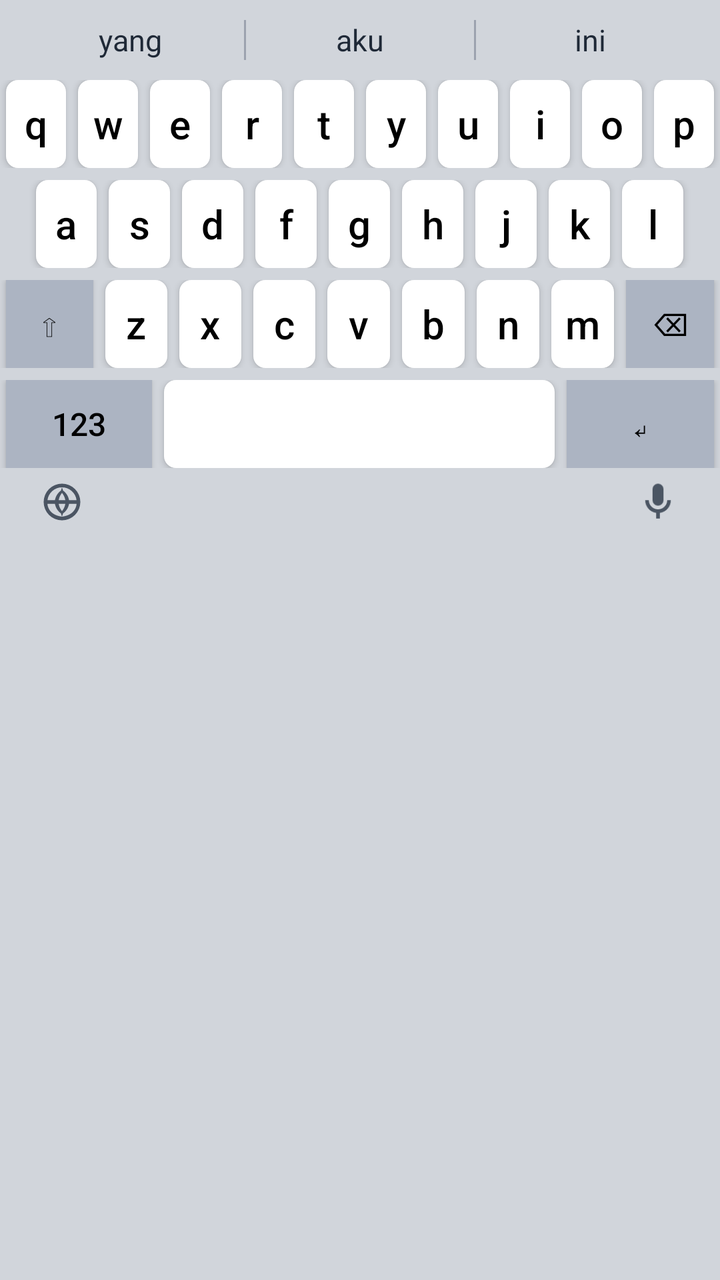
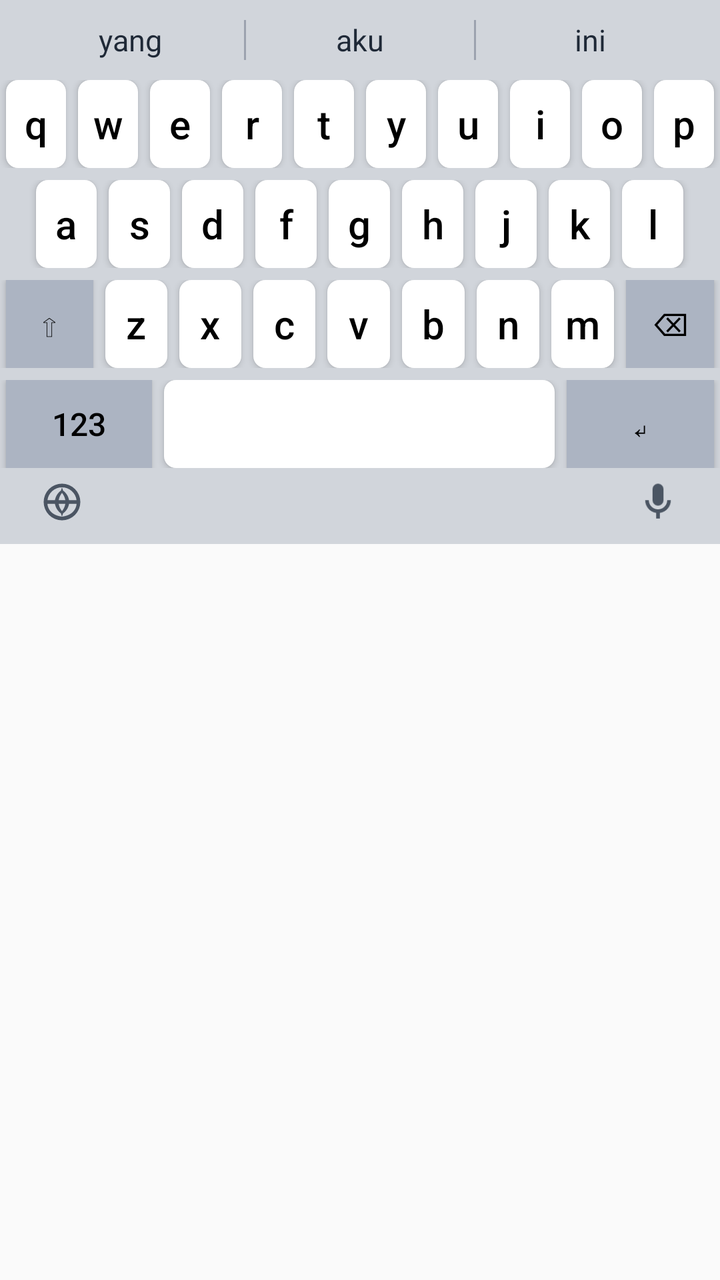

The first picture is an Android layout as it rendered before a commit; the second is the same layout after the commit. The layout source and the unified diff follow.
<!-- AndroidManifest.xml: application theme Theme.AppCompat.Light.NoActionBar -->
<!-- res/layout/main_keyboard.xml -->
<?xml version="1.0" encoding="utf-8"?>
<LinearLayout xmlns:android="http://schemas.android.com/apk/res/android"
    android:layout_width="match_parent"
    android:layout_height="wrap_content"
    android:background="#D1D5DB"
    android:orientation="vertical"
    android:paddingTop="2dp"
    android:paddingBottom="4dp">

    
    <LinearLayout
        android:id="@+id/suggestion_bar"
        android:layout_width="match_parent"
        android:layout_height="36dp"
        android:orientation="horizontal"
        android:paddingStart="8dp"
        android:paddingEnd="8dp">
        <TextView
            android:id="@+id/suggest_1"
            android:layout_width="0dp"
            android:layout_height="match_parent"
            android:layout_weight="1"
            android:gravity="center"
            android:textColor="#1F2937"
            android:textSize="15sp"
            android:text="yang"/>
        <View
            android:layout_width="1dp"
            android:layout_height="20dp"
            android:layout_gravity="center"
            android:background="#9CA3AF"/>
        <TextView
            android:id="@+id/suggest_2"
            android:layout_width="0dp"
            android:layout_height="match_parent"
            android:layout_weight="1"
            android:gravity="center"
            android:textColor="#1F2937"
            android:textSize="15sp"
            android:text="aku"/>
        <View
            android:layout_width="1dp"
            android:layout_height="20dp"
            android:layout_gravity="center"
            android:background="#9CA3AF"/>
        <TextView
            android:id="@+id/suggest_3"
            android:layout_width="0dp"
            android:layout_height="match_parent"
            android:layout_weight="1"
            android:gravity="center"
            android:textColor="#1F2937"
            android:textSize="15sp"
            android:text="ini"/>
    </LinearLayout>

    
    <LinearLayout
        android:layout_width="match_parent"
        android:layout_height="44dp"
        android:layout_marginTop="2dp"
        android:orientation="horizontal">
        <Button android:id="@+id/btn_q" style="@style/NauKeyStyle" android:text="q"/>
        <Button android:id="@+id/btn_w" style="@style/NauKeyStyle" android:text="w"/>
        <Button android:id="@+id/btn_e" style="@style/NauKeyStyle" android:text="e"/>
        <Button android:id="@+id/btn_r" style="@style/NauKeyStyle" android:text="r"/>
        <Button android:id="@+id/btn_t" style="@style/NauKeyStyle" android:text="t"/>
        <Button android:id="@+id/btn_y" style="@style/NauKeyStyle" android:text="y"/>
        <Button android:id="@+id/btn_u" style="@style/NauKeyStyle" android:text="u"/>
        <Button android:id="@+id/btn_i" style="@style/NauKeyStyle" android:text="i"/>
        <Button android:id="@+id/btn_o" style="@style/NauKeyStyle" android:text="o"/>
        <Button android:id="@+id/btn_p" style="@style/NauKeyStyle" android:text="p"/>
    </LinearLayout>

    
    <LinearLayout
        android:layout_width="match_parent"
        android:layout_height="44dp"
        android:layout_marginTop="6dp"
        android:orientation="horizontal">
        <View android:layout_width="0dp" android:layout_height="match_parent" android:layout_weight="0.5"/>
        <Button android:id="@+id/btn_a" style="@style/NauKeyStyle" android:text="a"/>
        <Button android:id="@+id/btn_s" style="@style/NauKeyStyle" android:text="s"/>
        <Button android:id="@+id/btn_d" style="@style/NauKeyStyle" android:text="d"/>
        <Button android:id="@+id/btn_f" style="@style/NauKeyStyle" android:text="f"/>
        <Button android:id="@+id/btn_g" style="@style/NauKeyStyle" android:text="g"/>
        <Button android:id="@+id/btn_h" style="@style/NauKeyStyle" android:text="h"/>
        <Button android:id="@+id/btn_j" style="@style/NauKeyStyle" android:text="j"/>
        <Button android:id="@+id/btn_k" style="@style/NauKeyStyle" android:text="k"/>
        <Button android:id="@+id/btn_l" style="@style/NauKeyStyle" android:text="l"/>
        <View android:layout_width="0dp" android:layout_height="match_parent" android:layout_weight="0.5"/>
    </LinearLayout>

    
    <LinearLayout
        android:layout_width="match_parent"
        android:layout_height="44dp"
        android:layout_marginTop="6dp"
        android:orientation="horizontal">
        <Button android:id="@+id/btn_shift" style="@style/NauSpecialKeyStyle" android:layout_weight="1.4" android:text="⇧"/>
        <Button android:id="@+id/btn_z" style="@style/NauKeyStyle" android:text="z"/>
        <Button android:id="@+id/btn_x" style="@style/NauKeyStyle" android:text="x"/>
        <Button android:id="@+id/btn_c" style="@style/NauKeyStyle" android:text="c"/>
        <Button android:id="@+id/btn_v" style="@style/NauKeyStyle" android:text="v"/>
        <Button android:id="@+id/btn_b" style="@style/NauKeyStyle" android:text="b"/>
        <Button android:id="@+id/btn_n" style="@style/NauKeyStyle" android:text="n"/>
        <Button android:id="@+id/btn_m" style="@style/NauKeyStyle" android:text="m"/>
        <Button android:id="@+id/btn_delete" style="@style/NauSpecialKeyStyle" android:layout_weight="1.4" android:text="⌫"/>
    </LinearLayout>

    
    <LinearLayout
        android:layout_width="match_parent"
        android:layout_height="44dp"
        android:layout_marginTop="6dp"
        android:orientation="horizontal">
        <Button android:id="@+id/btn_mode" style="@style/NauSpecialKeyStyle" android:layout_weight="1.5" android:text="123"/>
        <Button android:id="@+id/btn_space" style="@style/NauKeyStyle" android:layout_weight="4" android:text=""/>
        <Button android:id="@+id/btn_enter" style="@style/NauSpecialKeyStyle" android:layout_weight="1.5" android:text="↵"/>
    </LinearLayout>

    
    <RelativeLayout
        android:layout_width="match_parent"
        android:layout_height="34dp"
        android:paddingStart="20dp"
        android:paddingEnd="20dp">
        <ImageView
            android:id="@+id/btn_emoji"
            android:layout_width="22dp"
            android:layout_height="22dp"
            android:layout_alignParentStart="true"
            android:layout_centerVertical="true"
            android:clickable="true"
            android:focusable="true"
            android:src="@drawable/ic_ios_globe"/>
        <ImageView
            android:id="@+id/btn_mic"
            android:layout_width="22dp"
            android:layout_height="22dp"
            android:layout_alignParentEnd="true"
            android:layout_centerVertical="true"
            android:clickable="true"
            android:focusable="true"
            android:src="@drawable/ic_ios_mic"/>
    </RelativeLayout>
</LinearLayout>
<!-- resources referenced by this layout -->
<resources>
  <!-- drawable ic_ios_globe (drawable) -->
  <vector xmlns:android="http://schemas.android.com/apk/res/android"
      android:width="20dp"
      android:height="20dp"
      android:viewportWidth="24"
      android:viewportHeight="24">
    <path
        android:fillColor="#FF4B5563"
        android:pathData="M12,2A10,10 0 0,0 2,12A10,10 0 0,0 12,22A10,10 0 0,0 22,12A10,10 0 0,0 12,2M12,4A8,8 0 0,1 19.93,11H15.84C15.5,8.87 14.28,7.03 12.6,5.81C12.4,5.21 12.2,4.6 12,4M12,4C11.8,4.6 11.6,5.21 11.4,5.81C9.72,7.03 8.5,8.87 8.16,11H4.07A8,8 0 0,1 12,4M4.07,13H8.16C8.5,15.13 9.72,16.97 11.4,18.19C11.6,18.79 11.8,19.4 12,20C4.07,19 4.07,13 4.07,13M12,20C12.2,19.4 12.4,18.79 12.6,18.19C14.28,16.97 15.5,15.13 15.84,13H19.93C19.93,13 19.93,19 12,20M10.18,11C10.47,9.37 11.2,8 12,7C12.8,8 13.53,9.37 13.82,11H10.18M10.18,13H13.82C13.53,14.63 12.8,16 12,17C11.2,16 10.47,14.63 10.18,13Z"/>
  </vector>
  <!-- drawable ic_ios_mic (drawable) -->
  <vector xmlns:android="http://schemas.android.com/apk/res/android"
      android:width="20dp"
      android:height="20dp"
      android:viewportWidth="24"
      android:viewportHeight="24">
    <path
        android:fillColor="#FF4B5563"
        android:pathData="M12,2A3,3 0 0,0 9,5V11A3,3 0 0,0 12,14A3,3 0 0,0 15,11V5A3,3 0 0,0 12,2M19,11C19,14.53 16.39,17.44 13,17.93V21H11V17.93C7.61,17.44 5,14.53 5,11H7A5,5 0 0,0 12,16A5,5 0 0,0 17,11H19Z"/>
  </vector>
  <style name="NauKeyStyle">
          <item name="android:layout_width">0dp</item>
          <item name="android:layout_height">match_parent</item>
          <item name="android:layout_weight">1</item>
          <item name="android:layout_marginLeft">3dp</item>
          <item name="android:layout_marginRight">3dp</item>
          <item name="android:background">@drawable/key_bg</item>
          <item name="android:textColor">#000000</item>
          <item name="android:textSize">20sp</item>
          <item name="android:textStyle">normal</item>
          <item name="android:textAllCaps">false</item>
          <item name="android:gravity">center</item>
      </style>
  <style name="NauSpecialKeyStyle" parent="NauKeyStyle">
          <item name="android:background">#ACB4C2</item>
          <item name="android:textSize">16sp</item>
      </style>
  <!-- drawable key_bg (drawable) -->
  <?xml version="1.0" encoding="utf-8"?>
  <selector xmlns:android="http://schemas.android.com/apk/res/android">
      
      <item android:state_pressed="true">
          <shape android:shape="rectangle">
              <solid android:color="#B3B9C4" />
              <corners android:radius="6dp" />
          </shape>
      </item>
      
      <item>
          <shape android:shape="rectangle">
              <solid android:color="#FFFFFF" />
              <corners android:radius="6dp" />
          </shape>
      </item>
  </selector>
</resources>

<!-- the commit's change to res/layout/main_keyboard.xml (unified diff, before → after) -->
@@ -1,147 +1,206 @@
+<?xml version="1.0" encoding="utf-8"?>
+<FrameLayout xmlns:android="http://schemas.android.com/apk/res/android"
+    android:layout_width="match_parent"
+    android:layout_height="wrap_content">
+
+    
+    <LinearLayout
+        android:id="@+id/layout_main_keyboard"
+        android:layout_width="match_parent"
+        android:layout_height="wrap_content"
+        android:background="#D1D5DB"
+        android:orientation="vertical"
+        android:paddingTop="2dp"
+        android:paddingBottom="4dp">
+
+        
+        <LinearLayout
+            android:id="@+id/suggestion_bar"
+            android:layout_width="match_parent"
+            android:layout_height="36dp"
+            android:orientation="horizontal"
+            android:paddingStart="8dp"
+            android:paddingEnd="8dp">
+            <TextView
+                android:id="@+id/suggest_1"
+                android:layout_width="0dp"
+                android:layout_height="match_parent"
+                android:layout_weight="1"
+                android:gravity="center"
+                android:textColor="#1F2937"
+                android:textSize="15sp"
+                android:text="yang"/>
+            <View
+                android:layout_width="1dp"
+                android:layout_height="20dp"
+                android:layout_gravity="center"
+                android:background="#9CA3AF"/>
+            <TextView
+                android:id="@+id/suggest_2"
+                android:layout_width="0dp"
+                android:layout_height="match_parent"
+                android:layout_weight="1"
+                android:gravity="center"
+                android:textColor="#1F2937"
+                android:textSize="15sp"
+                android:text="aku"/>
+            <View
+                android:layout_width="1dp"
+                android:layout_height="20dp"
+                android:layout_gravity="center"
+                android:background="#9CA3AF"/>
+            <TextView
+                android:id="@+id/suggest_3"
+                android:layout_width="0dp"
+                android:layout_height="match_parent"
+                android:layout_weight="1"
+                android:gravity="center"
+                android:textColor="#1F2937"
+                android:textSize="15sp"
+                android:text="ini"/>
+        </LinearLayout>
+
+        
+        <LinearLayout
+            android:layout_width="match_parent"
+            android:layout_height="44dp"
+            android:layout_marginTop="2dp"
+            android:orientation="horizontal">
+            <Button android:id="@+id/btn_q" style="@style/NauKeyStyle" android:text="q"/>
+            <Button android:id="@+id/btn_w" style="@style/NauKeyStyle" android:text="w"/>
+            <Button android:id="@+id/btn_e" style="@style/NauKeyStyle" android:text="e"/>
+            <Button android:id="@+id/btn_r" style="@style/NauKeyStyle" android:text="r"/>
+            <Button android:id="@+id/btn_t" style="@style/NauKeyStyle" android:text="t"/>
+            <Button android:id="@+id/btn_y" style="@style/NauKeyStyle" android:text="y"/>
+            <Button android:id="@+id/btn_u" style="@style/NauKeyStyle" android:text="u"/>
+            <Button android:id="@+id/btn_i" style="@style/NauKeyStyle" android:text="i"/>
+            <Button android:id="@+id/btn_o" style="@style/NauKeyStyle" android:text="o"/>
+            <Button android:id="@+id/btn_p" style="@style/NauKeyStyle" android:text="p"/>
+        </LinearLayout>
+
+        
+        <LinearLayout
+            android:layout_width="match_parent"
+            android:layout_height="44dp"
+            android:layout_marginTop="6dp"
+            android:orientation="horizontal">
+            <View android:layout_width="0dp" android:layout_height="match_parent" android:layout_weight="0.5"/>
+            <Button android:id="@+id/btn_a" style="@style/NauKeyStyle" android:text="a"/>
+            <Button android:id="@+id/btn_s" style="@style/NauKeyStyle" android:text="s"/>
+            <Button android:id="@+id/btn_d" style="@style/NauKeyStyle" android:text="d"/>
+            <Button android:id="@+id/btn_f" style="@style/NauKeyStyle" android:text="f"/>
+            <Button android:id="@+id/btn_g" style="@style/NauKeyStyle" android:text="g"/>
+            <Button android:id="@+id/btn_h" style="@style/NauKeyStyle" android:text="h"/>
+            <Button android:id="@+id/btn_j" style="@style/NauKeyStyle" android:text="j"/>
+            <Button android:id="@+id/btn_k" style="@style/NauKeyStyle" android:text="k"/>
+            <Button android:id="@+id/btn_l" style="@style/NauKeyStyle" android:text="l"/>
+            <View android:layout_width="0dp" android:layout_height="match_parent" android:layout_weight="0.5"/>
+        </LinearLayout>
+
+        
+        <LinearLayout
+            android:layout_width="match_parent"
+            android:layout_height="44dp"
+            android:layout_marginTop="6dp"
+            android:orientation="horizontal">
+            <Button android:id="@+id/btn_shift" style="@style/NauSpecialKeyStyle" android:layout_weight="1.4" android:text="⇧"/>
+            <Button android:id="@+id/btn_z" style="@style/NauKeyStyle" android:text="z"/>
+            <Button android:id="@+id/btn_x" style="@style/NauKeyStyle" android:text="x"/>
+            <Button android:id="@+id/btn_c" style="@style/NauKeyStyle" android:text="c"/>
+            <Button android:id="@+id/btn_v" style="@style/NauKeyStyle" android:text="v"/>
+            <Button android:id="@+id/btn_b" style="@style/NauKeyStyle" android:text="b"/>
+            <Button android:id="@+id/btn_n" style="@style/NauKeyStyle" android:text="n"/>
+            <Button android:id="@+id/btn_m" style="@style/NauKeyStyle" android:text="m"/>
+            <Button android:id="@+id/btn_delete" style="@style/NauSpecialKeyStyle" android:layout_weight="1.4" android:text="⌫"/>
+        </LinearLayout>
+
+        
+        <LinearLayout
+            android:layout_width="match_parent"
+            android:layout_height="44dp"
+            android:layout_marginTop="6dp"
+            android:orientation="horizontal">
+            <Button android:id="@+id/btn_mode" style="@style/NauSpecialKeyStyle" android:layout_weight="1.5" android:text="123"/>
+            <Button android:id="@+id/btn_space" style="@style/NauKeyStyle" android:layout_weight="4" android:text=""/>
+            <Button android:id="@+id/btn_enter" style="@style/NauSpecialKeyStyle" android:layout_weight="1.5" android:text="↵"/>
+        </LinearLayout>
+
+        
+        <RelativeLayout
+            android:layout_width="match_parent"
+            android:layout_height="34dp"
+            android:paddingStart="20dp"
+            android:paddingEnd="20dp">
+            <ImageView
+                android:id="@+id/btn_emoji"
+                android:layout_width="22dp"
+                android:layout_height="22dp"
+                android:layout_alignParentStart="true"
+                android:layout_centerVertical="true"
+                android:clickable="true"
+                android:focusable="true"
+                android:src="@drawable/ic_ios_globe"/>
+            <ImageView
+                android:id="@+id/btn_mic"
+                android:layout_width="22dp"
+                android:layout_height="22dp"
+                android:layout_alignParentEnd="true"
+                android:layout_centerVertical="true"
+                android:clickable="true"
+                android:focusable="true"
+                android:src="@drawable/ic_ios_mic"/>
+        </RelativeLayout>
+    </LinearLayout>
+
+    
+    <include
+        android:id="@+id/layout_emoji_panel"
+        layout="@layout/emoji_panel"
+        android:visibility="gone"/>
+
+</FrameLayout>
+<!-- res/layout/emoji_panel.xml (included above) -->
 <?xml version="1.0" encoding="utf-8"?>
 <LinearLayout xmlns:android="http://schemas.android.com/apk/res/android"
     android:layout_width="match_parent"
-    android:layout_height="wrap_content"
+    android:layout_height="220dp"
     android:background="#D1D5DB"
     android:orientation="vertical"
-    android:paddingTop="2dp"
-    android:paddingBottom="4dp">
-
-    
-    <LinearLayout
-        android:id="@+id/suggestion_bar"
+    android:padding="8dp">
+
+    
+    <RelativeLayout
         android:layout_width="match_parent"
         android:layout_height="36dp"
-        android:orientation="horizontal"
         android:paddingStart="8dp"
         android:paddingEnd="8dp">
         <TextView
-            android:id="@+id/suggest_1"
-            android:layout_width="0dp"
-            android:layout_height="match_parent"
-            android:layout_weight="1"
-            android:gravity="center"
-            android:textColor="#1F2937"
-            android:textSize="15sp"
-            android:text="yang"/>
-        <View
-            android:layout_width="1dp"
-            android:layout_height="20dp"
-            android:layout_gravity="center"
-            android:background="#9CA3AF"/>
-        <TextView
-            android:id="@+id/suggest_2"
-            android:layout_width="0dp"
-            android:layout_height="match_parent"
-            android:layout_weight="1"
-            android:gravity="center"
-            android:textColor="#1F2937"
-            android:textSize="15sp"
-            android:text="aku"/>
-        <View
-            android:layout_width="1dp"
-            android:layout_height="20dp"
-            android:layout_gravity="center"
-            android:background="#9CA3AF"/>
-        <TextView
-            android:id="@+id/suggest_3"
-            android:layout_width="0dp"
-            android:layout_height="match_parent"
-            android:layout_weight="1"
-            android:gravity="center"
-            android:textColor="#1F2937"
-            android:textSize="15sp"
-            android:text="ini"/>
-    </LinearLayout>
-
-    
-    <LinearLayout
-        android:layout_width="match_parent"
-        android:layout_height="44dp"
-        android:layout_marginTop="2dp"
-        android:orientation="horizontal">
-        <Button android:id="@+id/btn_q" style="@style/NauKeyStyle" android:text="q"/>
-        <Button android:id="@+id/btn_w" style="@style/NauKeyStyle" android:text="w"/>
-        <Button android:id="@+id/btn_e" style="@style/NauKeyStyle" android:text="e"/>
-        <Button android:id="@+id/btn_r" style="@style/NauKeyStyle" android:text="r"/>
-        <Button android:id="@+id/btn_t" style="@style/NauKeyStyle" android:text="t"/>
-        <Button android:id="@+id/btn_y" style="@style/NauKeyStyle" android:text="y"/>
-        <Button android:id="@+id/btn_u" style="@style/NauKeyStyle" android:text="u"/>
-        <Button android:id="@+id/btn_i" style="@style/NauKeyStyle" android:text="i"/>
-        <Button android:id="@+id/btn_o" style="@style/NauKeyStyle" android:text="o"/>
-        <Button android:id="@+id/btn_p" style="@style/NauKeyStyle" android:text="p"/>
-    </LinearLayout>
-
-    
-    <LinearLayout
-        android:layout_width="match_parent"
-        android:layout_height="44dp"
-        android:layout_marginTop="6dp"
-        android:orientation="horizontal">
-        <View android:layout_width="0dp" android:layout_height="match_parent" android:layout_weight="0.5"/>
-        <Button android:id="@+id/btn_a" style="@style/NauKeyStyle" android:text="a"/>
-        <Button android:id="@+id/btn_s" style="@style/NauKeyStyle" android:text="s"/>
-        <Button android:id="@+id/btn_d" style="@style/NauKeyStyle" android:text="d"/>
-        <Button android:id="@+id/btn_f" style="@style/NauKeyStyle" android:text="f"/>
-        <Button android:id="@+id/btn_g" style="@style/NauKeyStyle" android:text="g"/>
-        <Button android:id="@+id/btn_h" style="@style/NauKeyStyle" android:text="h"/>
-        <Button android:id="@+id/btn_j" style="@style/NauKeyStyle" android:text="j"/>
-        <Button android:id="@+id/btn_k" style="@style/NauKeyStyle" android:text="k"/>
-        <Button android:id="@+id/btn_l" style="@style/NauKeyStyle" android:text="l"/>
-        <View android:layout_width="0dp" android:layout_height="match_parent" android:layout_weight="0.5"/>
-    </LinearLayout>
-
-    
-    <LinearLayout
-        android:layout_width="match_parent"
-        android:layout_height="44dp"
-        android:layout_marginTop="6dp"
-        android:orientation="horizontal">
-        <Button android:id="@+id/btn_shift" style="@style/NauSpecialKeyStyle" android:layout_weight="1.4" android:text="⇧"/>
-        <Button android:id="@+id/btn_z" style="@style/NauKeyStyle" android:text="z"/>
-        <Button android:id="@+id/btn_x" style="@style/NauKeyStyle" android:text="x"/>
-        <Button android:id="@+id/btn_c" style="@style/NauKeyStyle" android:text="c"/>
-        <Button android:id="@+id/btn_v" style="@style/NauKeyStyle" android:text="v"/>
-        <Button android:id="@+id/btn_b" style="@style/NauKeyStyle" android:text="b"/>
-        <Button android:id="@+id/btn_n" style="@style/NauKeyStyle" android:text="n"/>
-        <Button android:id="@+id/btn_m" style="@style/NauKeyStyle" android:text="m"/>
-        <Button android:id="@+id/btn_delete" style="@style/NauSpecialKeyStyle" android:layout_weight="1.4" android:text="⌫"/>
-    </LinearLayout>
-
-    
-    <LinearLayout
-        android:layout_width="match_parent"
-        android:layout_height="44dp"
-        android:layout_marginTop="6dp"
-        android:orientation="horizontal">
-        <Button android:id="@+id/btn_mode" style="@style/NauSpecialKeyStyle" android:layout_weight="1.5" android:text="123"/>
-        <Button android:id="@+id/btn_space" style="@style/NauKeyStyle" android:layout_weight="4" android:text=""/>
-        <Button android:id="@+id/btn_enter" style="@style/NauSpecialKeyStyle" android:layout_weight="1.5" android:text="↵"/>
-    </LinearLayout>
-
-    
-    <RelativeLayout
-        android:layout_width="match_parent"
-        android:layout_height="34dp"
-        android:paddingStart="20dp"
-        android:paddingEnd="20dp">
-        <ImageView
-            android:id="@+id/btn_emoji"
-            android:layout_width="22dp"
-            android:layout_height="22dp"
-            android:layout_alignParentStart="true"
+            android:layout_width="wrap_content"
+            android:layout_height="wrap_content"
             android:layout_centerVertical="true"
-            android:clickable="true"
-            android:focusable="true"
-            android:src="@drawable/ic_ios_globe"/>
-        <ImageView
-            android:id="@+id/btn_mic"
-            android:layout_width="22dp"
-            android:layout_height="22dp"
+            android:text="Sering Digunakan"
+            android:textColor="#4B5563"
+            android:textSize="13sp"
+            android:textStyle="bold"/>
+        <Button
+            android:id="@+id/btn_close_emoji"
+            style="@style/NauSpecialKeyStyle"
+            android:layout_width="50dp"
+            android:layout_height="30dp"
             android:layout_alignParentEnd="true"
             android:layout_centerVertical="true"
-            android:clickable="true"
-            android:focusable="true"
-            android:src="@drawable/ic_ios_mic"/>
+            android:text="ABC"
+            android:textSize="12sp"/>
     </RelativeLayout>
+
+    
+    <GridLayout
+        android:id="@+id/grid_emojis"
+        android:layout_width="match_parent"
+        android:layout_height="match_parent"
+        android:columnCount="7"
+        android:rowCount="4"
+        android:alignmentMode="alignMargins">
+        
+    </GridLayout>
 </LinearLayout>
